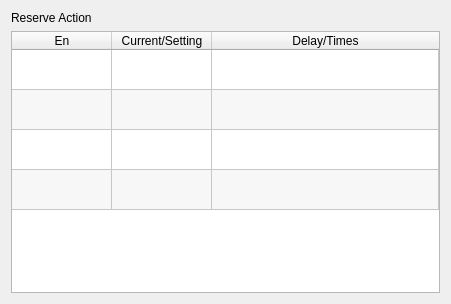
Old version of the form hcinstruction/icpneumaticactionpage.ui in the repository dongdong-2009/3-5AxisRobot.
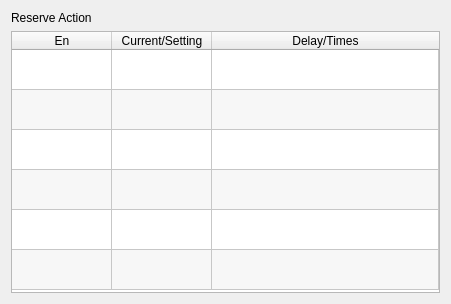
New version of the form. Icons and pictures are not drawn. Custom widgets are drawn as their Qt base class.

Patch:
```diff
--- a/hcinstruction/icpneumaticactionpage.ui
+++ b/hcinstruction/icpneumaticactionpage.ui
@@ -125,6 +125,16 @@
        <string>Reserve4</string>
       </property>
      </row>
+     <row>
+      <property name="text">
+       <string>Reserve5</string>
+      </property>
+     </row>
+     <row>
+      <property name="text">
+       <string>Reserve6</string>
+      </property>
+     </row>
      <column>
       <property name="text">
        <string>En</string>
@@ -195,6 +205,16 @@
        <string/>
       </property>
      </item>
+     <item row="4" column="0">
+      <property name="checkState">
+       <enum>Unchecked</enum>
+      </property>
+     </item>
+     <item row="5" column="0">
+      <property name="checkState">
+       <enum>Unchecked</enum>
+      </property>
+     </item>
     </widget>
    </item>
   </layout>
```
